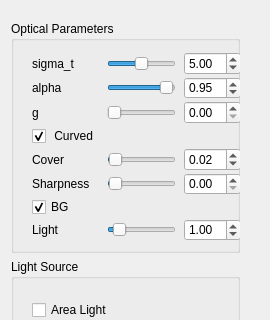
This is glwidget/widget.ui in Joke-Dk/QtOptixVolumeRender as Qt 5 draws it before an edit; both pictures show x 0 to 270 and y 0 to 320 of the 270 by 512 pixel window. The edited form follows.
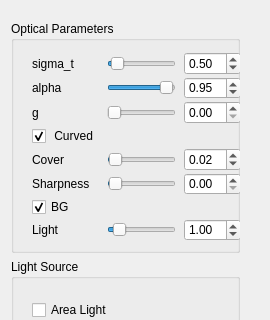
This is the edited form.

```diff
--- a/glwidget/widget.ui
+++ b/glwidget/widget.ui
@@ -101,7 +101,7 @@
         <item row="0" column="2">
          <widget class="QSlider" name="horizontalSlider">
           <property name="value">
-           <number>50</number>
+           <number>5</number>
           </property>
           <property name="orientation">
            <enum>Qt::Horizontal</enum>
@@ -156,7 +156,7 @@
            <double>0.100000000000000</double>
           </property>
           <property name="value">
-           <double>5.000000000000000</double>
+           <double>0.500000000000000</double>
           </property>
          </widget>
         </item>
```
